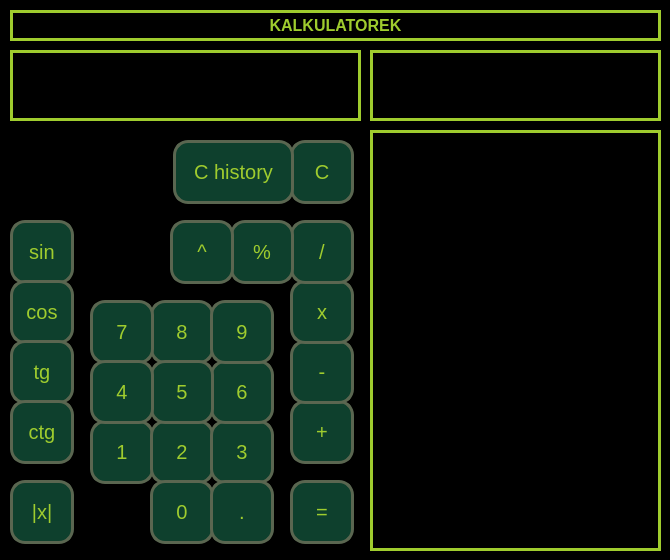
Before: the Qt Designer form Qt/kalkulator/mainwindow.ui in Tobkubos/SEMESTR-5, drawn with Qt 5.
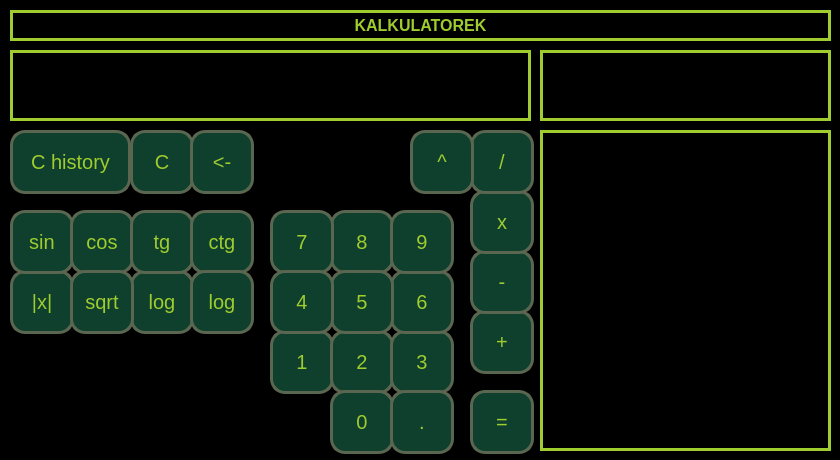
After: the same form once the commit is applied.

Diff of the .ui file:
```diff
--- a/Qt/kalkulator/mainwindow.ui
+++ b/Qt/kalkulator/mainwindow.ui
@@ -6,10 +6,22 @@
    <rect>
     <x>0</x>
     <y>0</y>
-    <width>670</width>
-    <height>560</height>
+    <width>840</width>
+    <height>460</height>
    </rect>
   </property>
+  <property name="minimumSize">
+   <size>
+    <width>840</width>
+    <height>460</height>
+   </size>
+  </property>
+  <property name="maximumSize">
+   <size>
+    <width>840</width>
+    <height>460</height>
+   </size>
+  </property>
   <property name="windowTitle">
    <string>MainWindow</string>
   </property>
@@ -34,8 +46,8 @@
    <widget class="QPushButton" name="pushButton_1">
     <property name="geometry">
      <rect>
-      <x>90</x>
-      <y>420</y>
+      <x>270</x>
+      <y>330</y>
       <width>64</width>
       <height>64</height>
      </rect>
@@ -52,8 +64,8 @@
    <widget class="QPushButton" name="pushButton_2">
     <property name="geometry">
      <rect>
-      <x>150</x>
-      <y>420</y>
+      <x>330</x>
+      <y>330</y>
       <width>64</width>
       <height>64</height>
      </rect>
@@ -70,8 +82,8 @@
    <widget class="QPushButton" name="pushButton_3">
     <property name="geometry">
      <rect>
-      <x>210</x>
-      <y>420</y>
+      <x>390</x>
+      <y>330</y>
       <width>64</width>
       <height>64</height>
      </rect>
@@ -88,8 +100,8 @@
    <widget class="QPushButton" name="pushButton_8">
     <property name="geometry">
      <rect>
-      <x>150</x>
-      <y>300</y>
+      <x>330</x>
+      <y>210</y>
       <width>64</width>
       <height>64</height>
      </rect>
@@ -106,8 +118,8 @@
    <widget class="QPushButton" name="pushButton_7">
     <property name="geometry">
      <rect>
-      <x>90</x>
-      <y>300</y>
+      <x>270</x>
+      <y>210</y>
       <width>64</width>
       <height>64</height>
      </rect>
@@ -124,8 +136,8 @@
    <widget class="QPushButton" name="pushButton_6">
     <property name="geometry">
      <rect>
-      <x>210</x>
-      <y>360</y>
+      <x>390</x>
+      <y>270</y>
       <width>64</width>
       <height>64</height>
      </rect>
@@ -142,8 +154,8 @@
    <widget class="QPushButton" name="pushButton_5">
     <property name="geometry">
      <rect>
-      <x>150</x>
-      <y>360</y>
+      <x>330</x>
+      <y>270</y>
       <width>64</width>
       <height>64</height>
      </rect>
@@ -160,8 +172,8 @@
    <widget class="QPushButton" name="pushButton_4">
     <property name="geometry">
      <rect>
-      <x>90</x>
-      <y>360</y>
+      <x>270</x>
+      <y>270</y>
       <width>64</width>
       <height>64</height>
      </rect>
@@ -178,8 +190,8 @@
    <widget class="QPushButton" name="pushButton_9">
     <property name="geometry">
      <rect>
-      <x>210</x>
-      <y>300</y>
+      <x>390</x>
+      <y>210</y>
       <width>64</width>
       <height>64</height>
      </rect>
@@ -198,7 +210,7 @@
      <rect>
       <x>10</x>
       <y>50</y>
-      <width>351</width>
+      <width>521</width>
       <height>71</height>
      </rect>
     </property>
@@ -230,8 +242,8 @@
    <widget class="QPushButton" name="pushButton_0">
     <property name="geometry">
      <rect>
-      <x>150</x>
-      <y>480</y>
+      <x>330</x>
+      <y>390</y>
       <width>64</width>
       <height>64</height>
      </rect>
@@ -248,8 +260,8 @@
    <widget class="QPushButton" name="pushButton_dot">
     <property name="geometry">
      <rect>
-      <x>210</x>
-      <y>480</y>
+      <x>390</x>
+      <y>390</y>
       <width>64</width>
       <height>64</height>
      </rect>
@@ -266,8 +278,8 @@
    <widget class="QPushButton" name="pushButton_calc">
     <property name="geometry">
      <rect>
-      <x>290</x>
-      <y>480</y>
+      <x>470</x>
+      <y>390</y>
       <width>64</width>
       <height>64</height>
      </rect>
@@ -290,8 +302,8 @@
    <widget class="QPushButton" name="pushButton_plus">
     <property name="geometry">
      <rect>
-      <x>290</x>
-      <y>400</y>
+      <x>470</x>
+      <y>310</y>
       <width>64</width>
       <height>64</height>
      </rect>
@@ -308,8 +320,8 @@
    <widget class="QPushButton" name="pushButton_substract">
     <property name="geometry">
      <rect>
-      <x>290</x>
-      <y>340</y>
+      <x>470</x>
+      <y>250</y>
       <width>64</width>
       <height>64</height>
      </rect>
@@ -326,8 +338,8 @@
    <widget class="QPushButton" name="pushButton_multiply">
     <property name="geometry">
      <rect>
-      <x>290</x>
-      <y>280</y>
+      <x>470</x>
+      <y>190</y>
       <width>64</width>
       <height>64</height>
      </rect>
@@ -344,8 +356,8 @@
    <widget class="QPushButton" name="pushButton_divide">
     <property name="geometry">
      <rect>
-      <x>290</x>
-      <y>220</y>
+      <x>470</x>
+      <y>130</y>
       <width>64</width>
       <height>64</height>
      </rect>
@@ -362,8 +374,8 @@
    <widget class="QPushButton" name="pushButton_del">
     <property name="geometry">
      <rect>
-      <x>290</x>
-      <y>140</y>
+      <x>130</x>
+      <y>130</y>
       <width>64</width>
       <height>64</height>
      </rect>
@@ -390,7 +402,7 @@
      <rect>
       <x>10</x>
       <y>10</y>
-      <width>651</width>
+      <width>821</width>
       <height>31</height>
      </rect>
     </property>
@@ -422,10 +434,10 @@
    <widget class="QLabel" name="historia">
     <property name="geometry">
      <rect>
-      <x>370</x>
+      <x>540</x>
       <y>130</y>
       <width>291</width>
-      <height>421</height>
+      <height>321</height>
      </rect>
     </property>
     <property name="font">
@@ -456,8 +468,8 @@
    <widget class="QPushButton" name="pushButton_10">
     <property name="geometry">
      <rect>
-      <x>230</x>
-      <y>220</y>
+      <x>130</x>
+      <y>270</y>
       <width>64</width>
       <height>64</height>
      </rect>
@@ -468,14 +480,14 @@
      </font>
     </property>
     <property name="text">
-     <string>%</string>
+     <string>log</string>
     </property>
    </widget>
    <widget class="QPushButton" name="pushButton_pow">
     <property name="geometry">
      <rect>
-      <x>170</x>
-      <y>220</y>
+      <x>410</x>
+      <y>130</y>
       <width>64</width>
       <height>64</height>
      </rect>
@@ -493,7 +505,7 @@
     <property name="geometry">
      <rect>
       <x>10</x>
-      <y>480</y>
+      <y>270</y>
       <width>64</width>
       <height>64</height>
      </rect>
@@ -511,7 +523,7 @@
     <property name="geometry">
      <rect>
       <x>10</x>
-      <y>220</y>
+      <y>210</y>
       <width>64</width>
       <height>64</height>
      </rect>
@@ -528,8 +540,8 @@
    <widget class="QPushButton" name="pushButton_cos">
     <property name="geometry">
      <rect>
-      <x>10</x>
-      <y>280</y>
+      <x>70</x>
+      <y>210</y>
       <width>64</width>
       <height>64</height>
      </rect>
@@ -546,8 +558,8 @@
    <widget class="QPushButton" name="pushButton_tg">
     <property name="geometry">
      <rect>
-      <x>10</x>
-      <y>340</y>
+      <x>130</x>
+      <y>210</y>
       <width>64</width>
       <height>64</height>
      </rect>
@@ -564,8 +576,8 @@
    <widget class="QPushButton" name="pushButton_ctg">
     <property name="geometry">
      <rect>
-      <x>10</x>
-      <y>400</y>
+      <x>190</x>
+      <y>210</y>
       <width>64</width>
       <height>64</height>
      </rect>
@@ -582,7 +594,7 @@
    <widget class="QLabel" name="error">
     <property name="geometry">
      <rect>
-      <x>370</x>
+      <x>540</x>
       <y>50</y>
       <width>291</width>
       <height>71</height>
@@ -616,8 +628,8 @@
    <widget class="QPushButton" name="pushButton_clearh">
     <property name="geometry">
      <rect>
-      <x>173</x>
-      <y>140</y>
+      <x>10</x>
+      <y>130</y>
       <width>121</width>
       <height>64</height>
      </rect>
@@ -639,6 +651,68 @@
      <string>C history</string>
     </property>
    </widget>
+   <widget class="QPushButton" name="pushButton_back">
+    <property name="geometry">
+     <rect>
+      <x>190</x>
+      <y>130</y>
+      <width>64</width>
+      <height>64</height>
+     </rect>
+    </property>
+    <property name="font">
+     <font>
+      <pointsize>15</pointsize>
+      <bold>false</bold>
+      <underline>false</underline>
+     </font>
+    </property>
+    <property name="cursor">
+     <cursorShape>ArrowCursor</cursorShape>
+    </property>
+    <property name="styleSheet">
+     <string notr="true"/>
+    </property>
+    <property name="text">
+     <string>&lt;-</string>
+    </property>
+   </widget>
+   <widget class="QPushButton" name="pushButton_sqrt">
+    <property name="geometry">
+     <rect>
+      <x>70</x>
+      <y>270</y>
+      <width>64</width>
+      <height>64</height>
+     </rect>
+    </property>
+    <property name="font">
+     <font>
+      <pointsize>15</pointsize>
+     </font>
+    </property>
+    <property name="text">
+     <string>sqrt</string>
+    </property>
+   </widget>
+   <widget class="QPushButton" name="pushButton_ln">
+    <property name="geometry">
+     <rect>
+      <x>190</x>
+      <y>270</y>
+      <width>64</width>
+      <height>64</height>
+     </rect>
+    </property>
+    <property name="font">
+     <font>
+      <pointsize>15</pointsize>
+     </font>
+    </property>
+    <property name="text">
+     <string>log</string>
+    </property>
+   </widget>
   </widget>
  </widget>
  <resources/>
```
Left out of the diff: 4 changed lines with no effect on the pictures.
